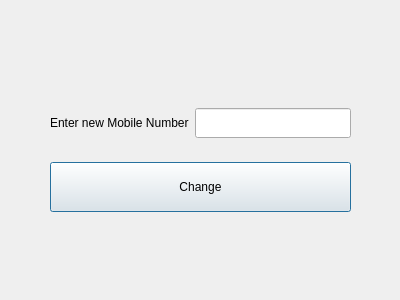
Qt form Project/dialog_mobile_change.ui (Amritpal2001/ATM-Machine-using-c-) before a commit.
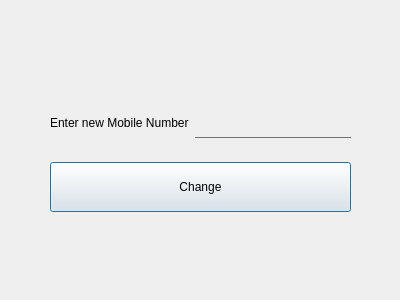
The same form after that commit.

Patch:
```diff
--- a/Project/dialog_mobile_change.ui
+++ b/Project/dialog_mobile_change.ui
@@ -13,7 +13,29 @@
   <property name="windowTitle">
    <string>Dialog</string>
   </property>
-  <widget class="QWidget" name="">
+  <property name="styleSheet">
+   <string notr="true">QLineEdit {
+background:transparent;
+border:none;
+color:#717072;
+border-bottom:1px solid #717072
+}
+QLineEdit::hover{
+border-bottom:3px solid black
+}
+#pushButton{
+background:#4ee44e;
+border-radius:60px;
+
+}
+
+#pushButton::hover{
+background:green;
+border-radius:60px;
+
+}</string>
+  </property>
+  <widget class="QWidget" name="layoutWidget">
    <property name="geometry">
     <rect>
      <x>50</x>
```
Left out of the diff: 3 changed lines with no effect on the pictures.
